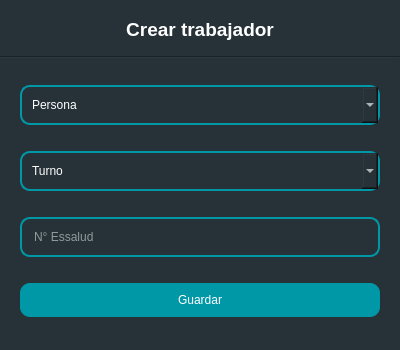
hm2206/strong_teeth, file ui/trabajador_dialog.ui: the form before one commit.
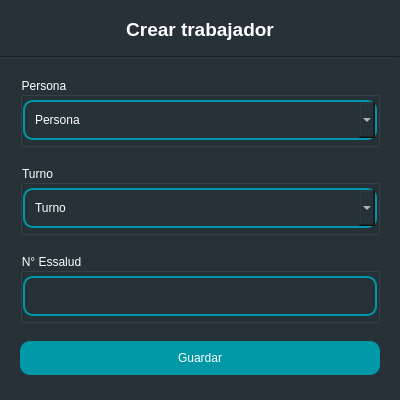
The form after the commit.

What changed in the file:
```diff
--- a/ui/trabajador_dialog.ui
+++ b/ui/trabajador_dialog.ui
@@ -10,19 +10,19 @@
     <x>0</x>
     <y>0</y>
     <width>400</width>
-    <height>350</height>
+    <height>400</height>
    </rect>
   </property>
   <property name="minimumSize">
    <size>
     <width>400</width>
-    <height>350</height>
+    <height>400</height>
    </size>
   </property>
   <property name="maximumSize">
    <size>
     <width>400</width>
-    <height>350</height>
+    <height>400</height>
    </size>
   </property>
   <property name="windowTitle">
@@ -176,27 +176,135 @@
           <number>20</number>
          </property>
          <item>
-          <widget class="QComboBox" name="cmb_persona">
-           <property name="placeholderText">
+          <widget class="QGroupBox" name="groupBox">
+           <property name="minimumSize">
+            <size>
+             <width>0</width>
+             <height>70</height>
+            </size>
+           </property>
+           <property name="maximumSize">
+            <size>
+             <width>16777215</width>
+             <height>70</height>
+            </size>
+           </property>
+           <property name="title">
             <string>Persona</string>
            </property>
+           <layout class="QVBoxLayout" name="verticalLayout_4">
+            <property name="spacing">
+             <number>0</number>
+            </property>
+            <property name="leftMargin">
+             <number>0</number>
+            </property>
+            <property name="topMargin">
+             <number>0</number>
+            </property>
+            <property name="rightMargin">
+             <number>0</number>
+            </property>
+            <property name="bottomMargin">
+             <number>0</number>
+            </property>
+            <item>
+             <widget class="QComboBox" name="cmb_persona">
+              <property name="placeholderText">
+               <string>Persona</string>
+              </property>
+             </widget>
+            </item>
+           </layout>
           </widget>
          </item>
          <item>
-          <widget class="QComboBox" name="cmb_turno">
-           <property name="placeholderText">
+          <widget class="QGroupBox" name="groupBox_2">
+           <property name="minimumSize">
+            <size>
+             <width>0</width>
+             <height>70</height>
+            </size>
+           </property>
+           <property name="maximumSize">
+            <size>
+             <width>111111</width>
+             <height>70</height>
+            </size>
+           </property>
+           <property name="title">
             <string>Turno</string>
            </property>
+           <layout class="QHBoxLayout" name="horizontalLayout_2">
+            <property name="spacing">
+             <number>0</number>
+            </property>
+            <property name="leftMargin">
+             <number>0</number>
+            </property>
+            <property name="topMargin">
+             <number>0</number>
+            </property>
+            <property name="rightMargin">
+             <number>0</number>
+            </property>
+            <property name="bottomMargin">
+             <number>0</number>
+            </property>
+            <item>
+             <widget class="QComboBox" name="cmb_turno">
+              <property name="placeholderText">
+               <string>Turno</string>
+              </property>
+             </widget>
+            </item>
+           </layout>
           </widget>
          </item>
          <item>
-          <widget class="QLineEdit" name="input_numero_essalud">
-           <property name="styleSheet">
-            <string notr="true"/>
+          <widget class="QGroupBox" name="groupBox_3">
+           <property name="minimumSize">
+            <size>
+             <width>0</width>
+             <height>70</height>
+            </size>
            </property>
-           <property name="placeholderText">
+           <property name="maximumSize">
+            <size>
+             <width>16777215</width>
+             <height>70</height>
+            </size>
+           </property>
+           <property name="title">
             <string>N° Essalud</string>
            </property>
+           <layout class="QHBoxLayout" name="horizontalLayout_3">
+            <property name="spacing">
+             <number>0</number>
+            </property>
+            <property name="leftMargin">
+             <number>0</number>
+            </property>
+            <property name="topMargin">
+             <number>0</number>
+            </property>
+            <property name="rightMargin">
+             <number>0</number>
+            </property>
+            <property name="bottomMargin">
+             <number>0</number>
+            </property>
+            <item>
+             <widget class="QLineEdit" name="input_numero_essalud">
+              <property name="styleSheet">
+               <string notr="true"/>
+              </property>
+              <property name="placeholderText">
+               <string/>
+              </property>
+             </widget>
+            </item>
+           </layout>
           </widget>
          </item>
          <item>
```
Left out of the diff: 2 changed lines with no effect on the pictures.
